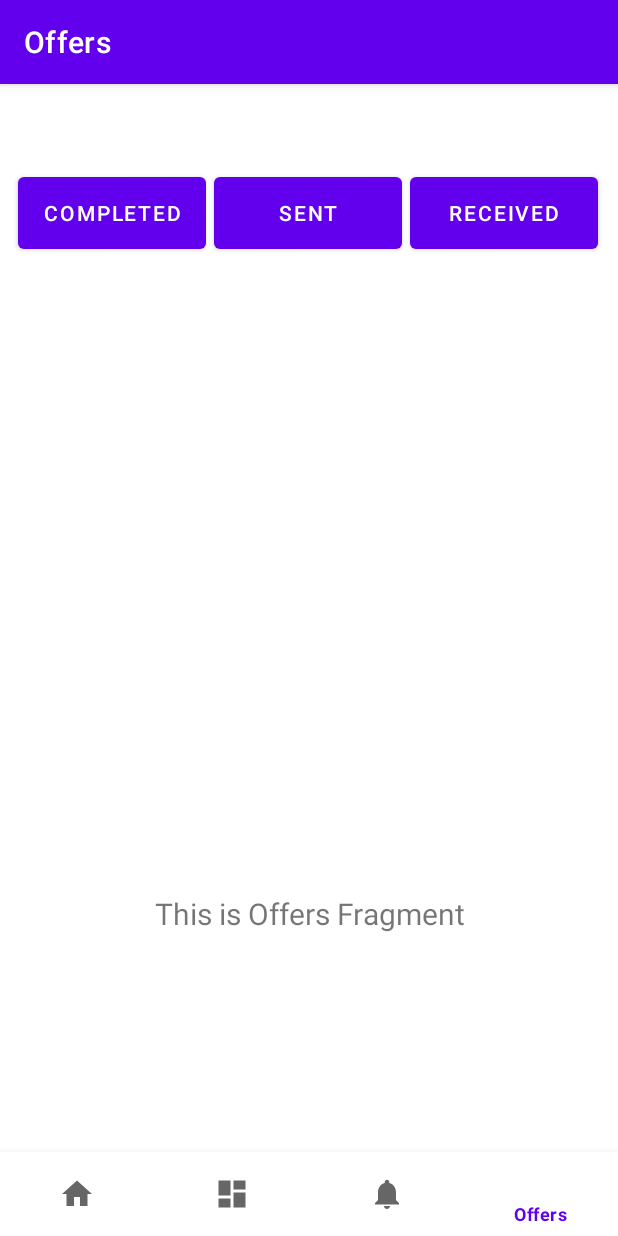
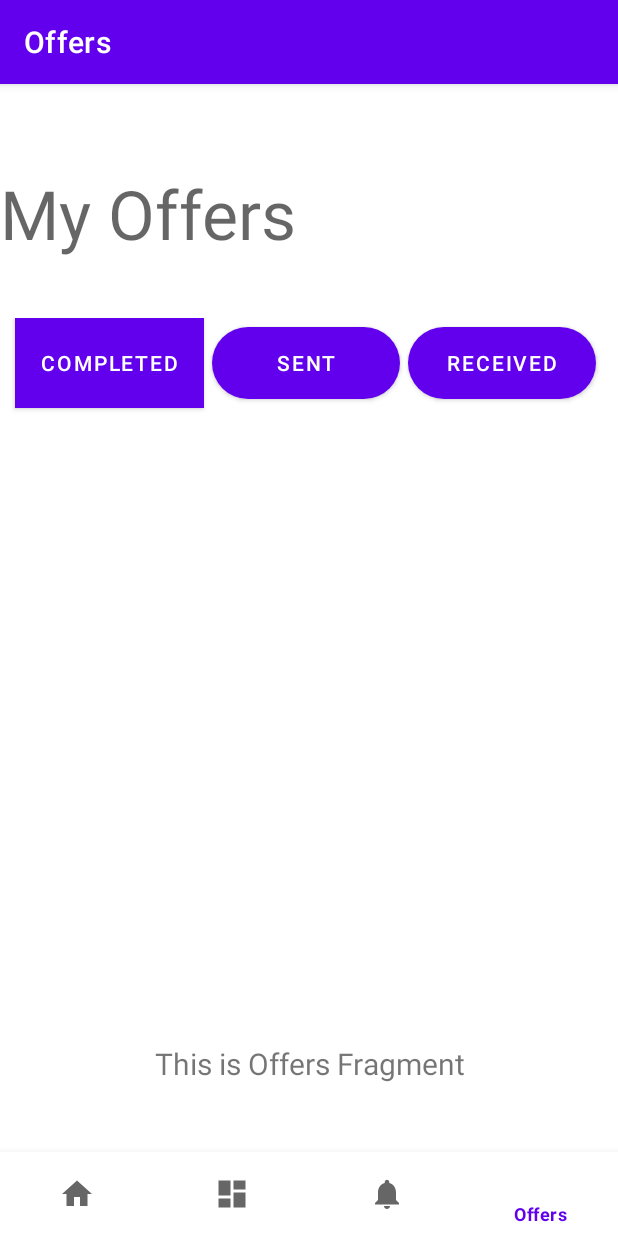
Before and after one commit to Devin-C64/Lunchbox, an Android app: the OffersFragment screen opened through its navigation route, on a phone screen of 412 x 824 dp. Run offline under Robolectric (Android 15) with nearby library versions, the phone set to English and light mode, and no system bars; our stand-ins replace navigation-ui.

Commit message:
save changes

```diff
--- a/app/src/main/res/layout/fragment_offers.xml
+++ b/app/src/main/res/layout/fragment_offers.xml
@@ -8,31 +8,43 @@
     tools:context=".ui.offers.OffersFragment"
     tools:ignore="VisualLintBounds">
 
+    <TextView
+        android:id="@+id/offersTitle"
+        android:layout_width="match_parent"
+        android:layout_height="100dp"
+        android:text="My Offers"
+        android:textAppearance="@style/TextAppearance.AppCompat.Display2" />
+
     <LinearLayout
         android:layout_width="match_parent"
         android:layout_height="75dp"
-        android:orientation="horizontal">
+        android:orientation="horizontal"
+        >
 
         <Button
             android:id="@+id/completedButton"
-            android:layout_width="125dp"
+            android:layout_width="126dp"
             android:layout_height="60dp"
-            android:layout_marginLeft="12dp"
-            android:text="Completed" />
+            android:layout_marginLeft="10dp"
+            android:background="#16D7FE"
+            android:text="Completed"
+            app:cornerRadius="50dp" />
 
         <Button
             android:id="@+id/sentButton"
             android:layout_width="125dp"
             android:layout_height="60dp"
             android:layout_marginLeft="5dp"
-            android:text="Sent" />
+            android:text="Sent"
+            app:cornerRadius="50dp" />
 
         <Button
             android:id="@+id/receivedButton"
             android:layout_width="125dp"
             android:layout_height="60dp"
             android:layout_marginLeft="5dp"
-            android:text="Received" />
+            android:text="Received"
+            app:cornerRadius="50dp"/>
     </LinearLayout>
 
     <ListView
```
